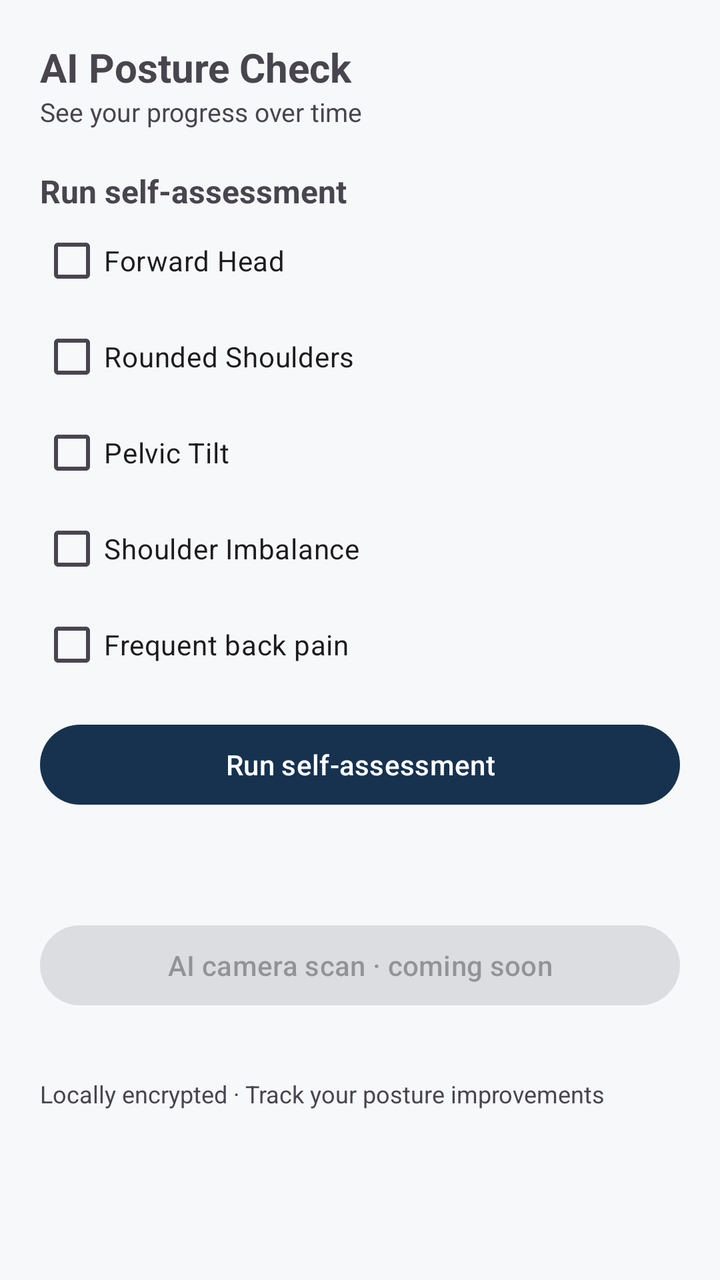
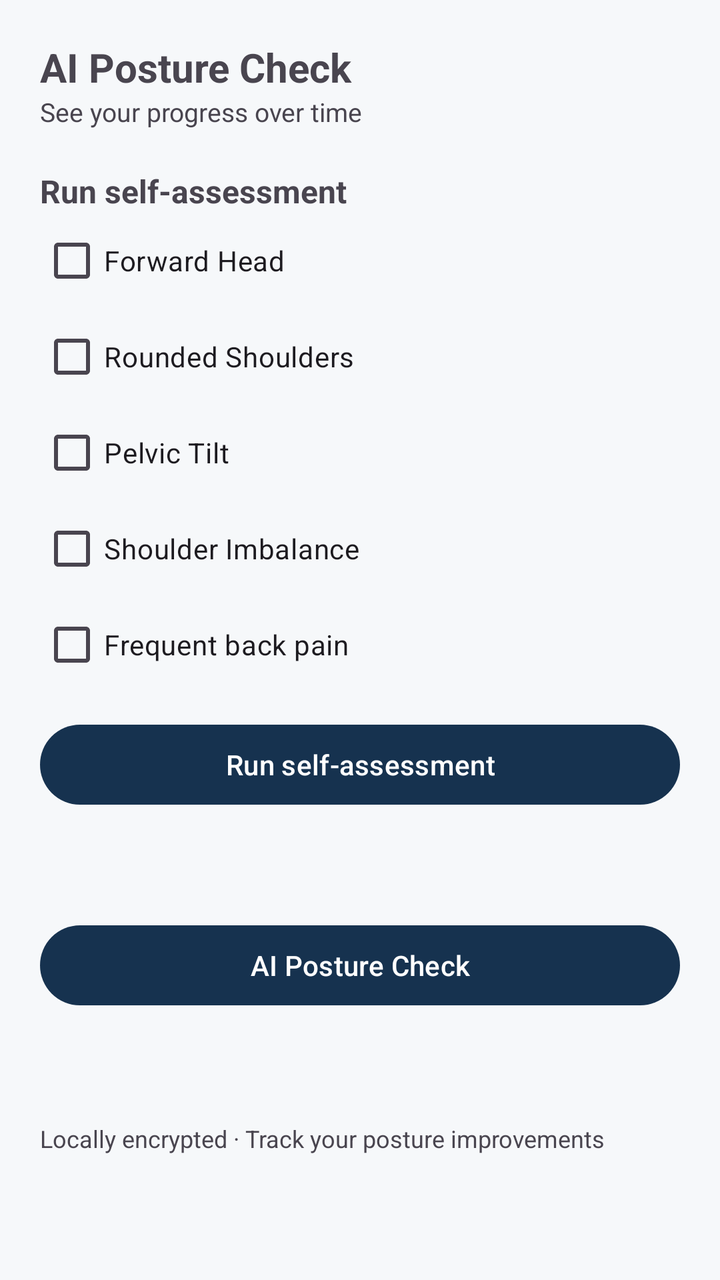

Screens rendered from an Android XML layout before and after an edit, with the pre-edit source and the edit as a unified diff.
<!-- AndroidManifest.xml: application theme Theme.LightFit -->
<!-- res/layout/fragment_posture.xml -->
<?xml version="1.0" encoding="utf-8"?>
<ScrollView xmlns:android="http://schemas.android.com/apk/res/android"
    android:layout_width="match_parent" android:layout_height="match_parent">
    <LinearLayout android:layout_width="match_parent" android:layout_height="wrap_content"
        android:orientation="vertical" android:padding="20dp">

        <TextView android:layout_width="wrap_content" android:layout_height="wrap_content"
            android:text="@string/posture_title" android:textSize="20sp" android:textStyle="bold" />

        <TextView android:layout_width="wrap_content" android:layout_height="wrap_content"
            android:text="@string/posture_sub" android:textSize="13sp" />

        <TextView android:layout_width="wrap_content" android:layout_height="wrap_content"
            android:layout_marginTop="20dp" android:text="@string/lf_assess"
            android:textSize="16sp" android:textStyle="bold" />

        <CheckBox android:id="@+id/q1" android:layout_width="wrap_content"
            android:layout_height="wrap_content" android:text="@string/posture_item_1" />
        <CheckBox android:id="@+id/q2" android:layout_width="wrap_content"
            android:layout_height="wrap_content" android:text="@string/posture_item_2" />
        <CheckBox android:id="@+id/q3" android:layout_width="wrap_content"
            android:layout_height="wrap_content" android:text="@string/posture_item_3" />
        <CheckBox android:id="@+id/q4" android:layout_width="wrap_content"
            android:layout_height="wrap_content" android:text="@string/posture_item_4" />
        <CheckBox android:id="@+id/q5" android:layout_width="wrap_content"
            android:layout_height="wrap_content" android:text="@string/lf_q_pain" />

        <Button android:id="@+id/btn_assess" android:layout_width="match_parent"
            android:layout_height="wrap_content" android:layout_marginTop="12dp"
            android:text="@string/lf_assess" />

        <TextView android:id="@+id/assess_result"
            android:layout_width="wrap_content" android:layout_height="wrap_content"
            android:layout_marginTop="12dp" android:textSize="15sp" />

        <Button android:id="@+id/btn_ai_camera" android:layout_width="match_parent"
            android:layout_height="wrap_content" android:layout_marginTop="20dp"
            android:enabled="false" android:text="@string/lf_ai_camera_beta" />

        <LinearLayout android:id="@+id/assess_result_layout"
            android:layout_width="match_parent" android:layout_height="wrap_content"
            android:orientation="vertical" android:layout_marginTop="8dp" />

        <TextView android:layout_width="wrap_content" android:layout_height="wrap_content"
            android:layout_marginTop="24dp" android:text="@string/posture_history_sub"
            android:textSize="12sp" />
    </LinearLayout>
</ScrollView>
<!-- resources referenced by this layout -->
<resources>
  <string name="lf_ai_camera_beta">AI camera scan · coming soon</string>
  <string name="lf_assess">Run self-assessment</string>
  <string name="lf_q_pain">Frequent back pain</string>
  <string name="posture_history_sub">Locally encrypted · Track your posture improvements</string>
  <string name="posture_item_1">Forward Head</string>
  <string name="posture_item_2">Rounded Shoulders</string>
  <string name="posture_item_3">Pelvic Tilt</string>
  <string name="posture_item_4">Shoulder Imbalance</string>
  <string name="posture_sub">See your progress over time</string>
  <string name="posture_title">AI Posture Check</string>
  <style name="Theme.LightFit" parent="Theme.Material3.DayNight.NoActionBar">
          <item name="colorPrimary">@color/navy</item>
          <item name="colorSecondary">@color/teal</item>
          <item name="android:statusBarColor">@color/navy</item>
          <item name="android:windowBackground">@color/bg_soft</item>
      </style>
  <color name="navy">#16324F</color>
  <color name="teal">#0E7C7B</color>
  <color name="bg_soft">#F6F8FA</color>
</resources>

<!-- the commit's change to res/layout/fragment_posture.xml (unified diff, before → after) -->
@@ -35,7 +35,11 @@
 
         <Button android:id="@+id/btn_ai_camera" android:layout_width="match_parent"
             android:layout_height="wrap_content" android:layout_marginTop="20dp"
-            android:enabled="false" android:text="@string/lf_ai_camera_beta" />
+            android:text="@string/posture_title" />
+
+        <TextView android:id="@+id/tv_last_scan"
+            android:layout_width="wrap_content" android:layout_height="wrap_content"
+            android:layout_marginTop="6dp" android:textSize="12sp" />
 
         <LinearLayout android:id="@+id/assess_result_layout"
             android:layout_width="match_parent" android:layout_height="wrap_content"
<!-- resource entries referenced after the edit -->
@@ -1,6 +1,5 @@
 <!-- resources referenced by this layout -->
 <resources>
-  <string name="lf_ai_camera_beta">AI camera scan · coming soon</string>
   <string name="lf_assess">Run self-assessment</string>
   <string name="lf_q_pain">Frequent back pain</string>
   <string name="posture_history_sub">Locally encrypted · Track your posture improvements</string>
